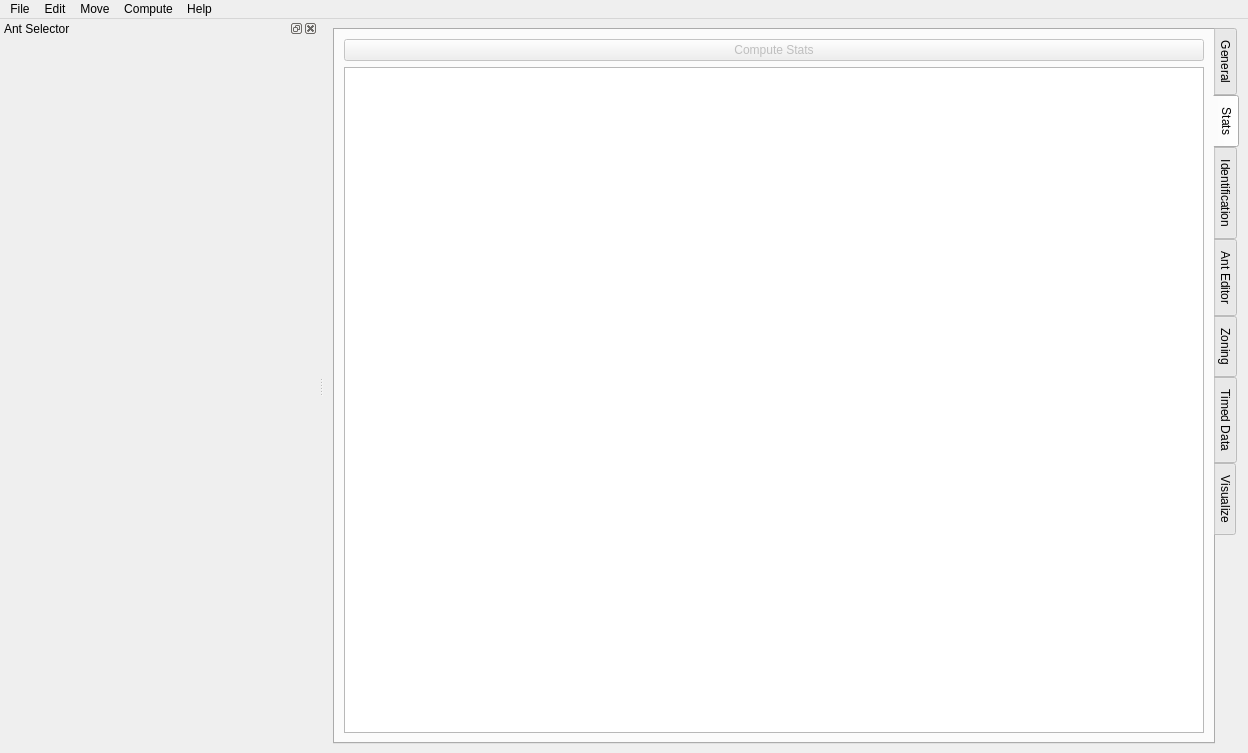
Old version of the form src/fort/studio/widget/MainWindow.ui in the repository formicidae-tracker/studio.
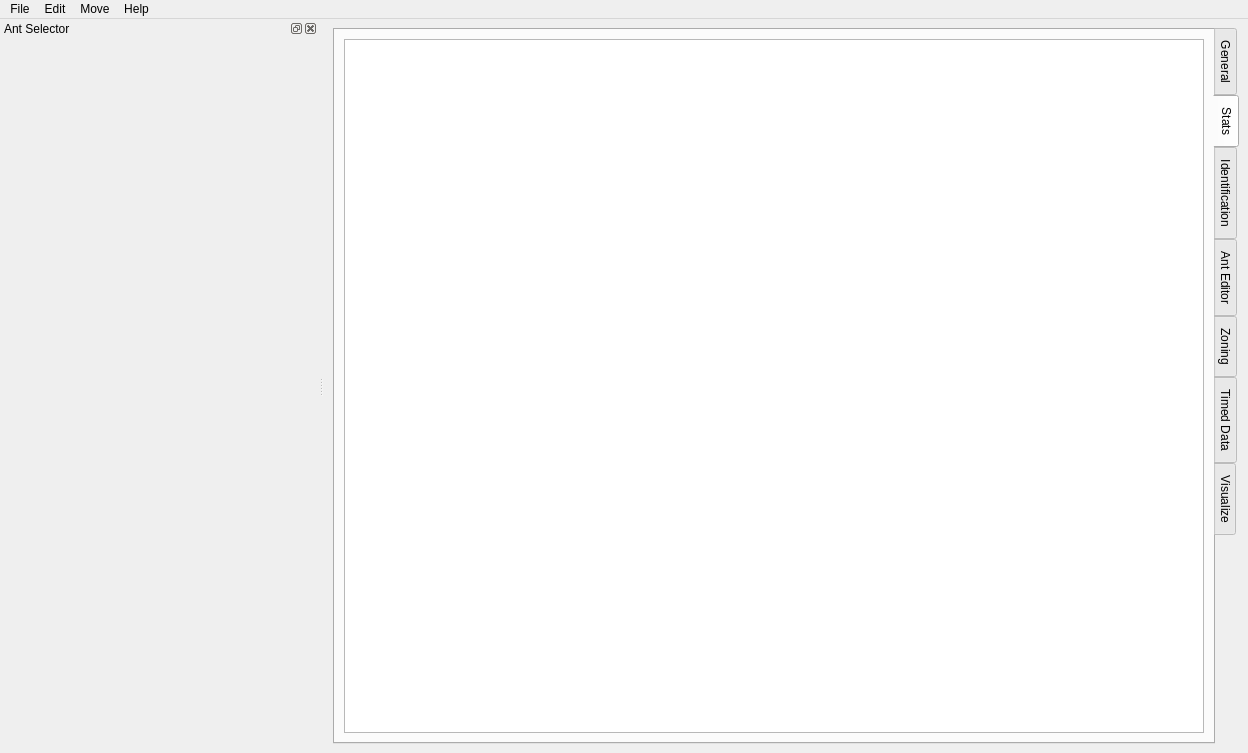
New version of the form. The open tabs and pages were chosen to show the change. Icons and pictures are not drawn. Custom widgets are drawn as their Qt base class.

Commit message: Removes legacy actions

The edit to the form file:
```diff
--- a/src/fort/studio/widget/MainWindow.ui
+++ b/src/fort/studio/widget/MainWindow.ui
@@ -71,16 +71,6 @@
         <string>Stats</string>
        </attribute>
        <layout class="QVBoxLayout" name="verticalLayout_5">
-        <item>
-         <widget class="QActionButton" name="computeStatsButton">
-          <property name="enabled">
-           <bool>false</bool>
-          </property>
-          <property name="text">
-           <string>Compute Stats</string>
-          </property>
-         </widget>
-        </item>
         <item>
          <widget class="QTableView" name="statsView">
           <property name="alternatingRowColors">
@@ -189,17 +179,9 @@
     <addaction name="actionNextTag"/>
     <addaction name="actionPreviousTag"/>
    </widget>
-   <widget class="QMenu" name="menuCompute">
-    <property name="title">
-     <string>Compute</string>
-    </property>
-    <addaction name="actionLoadTagCloseUp"/>
-    <addaction name="actionLoadTagStatistics"/>
-   </widget>
    <addaction name="menuFile"/>
    <addaction name="menuEdit"/>
    <addaction name="menuMove"/>
-   <addaction name="menuCompute"/>
    <addaction name="menuHelp"/>
   </widget>
   <widget class="QDockWidget" name="dockWidget">
@@ -566,11 +548,6 @@
    <header location="global">fort/studio/widget/ZoningWidget.hpp</header>
    <container>1</container>
   </customwidget>
-  <customwidget>
-   <class>QActionButton</class>
-   <extends>QPushButton</extends>
-   <header location="global">fort/studio/widget/base/QActionButton.hpp</header>
-  </customwidget>
  </customwidgets>
  <resources/>
  <connections/>
```
Left out of the diff: 15 changed lines with no effect on the pictures. The commit also changes 8 other files.
